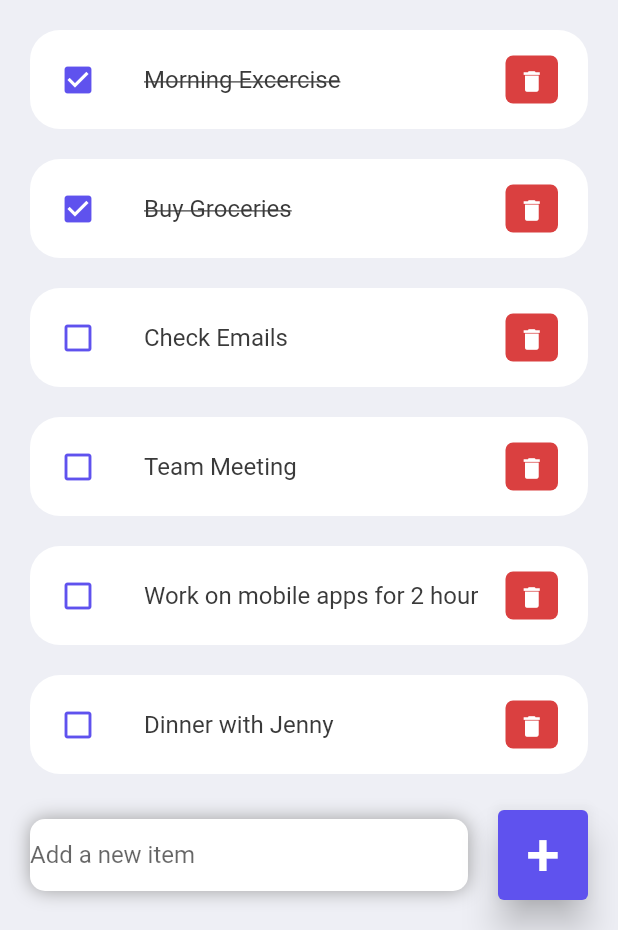
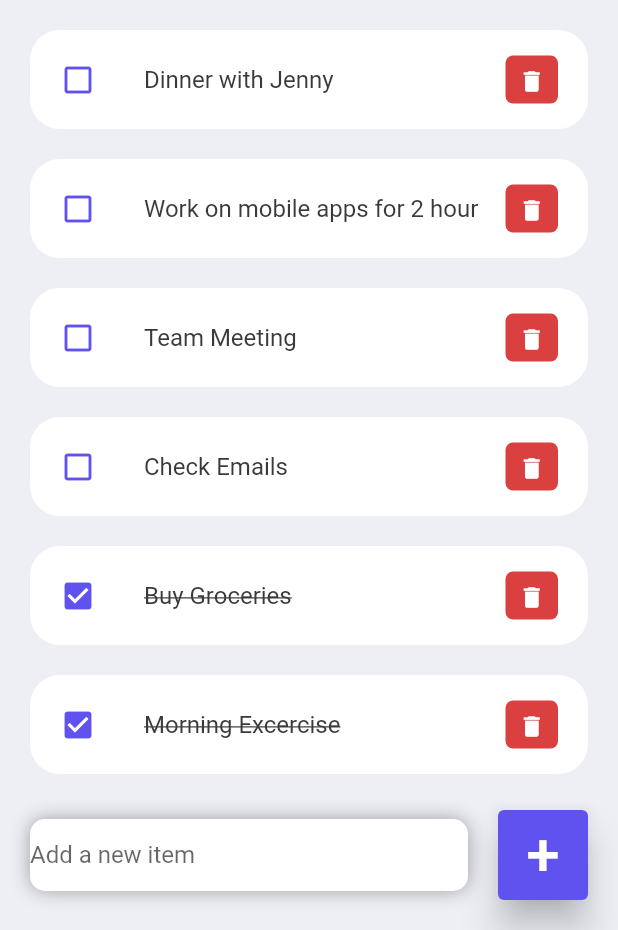
Before and after one commit to MalekGhazal/Flutter-TODO-App, a Flutter app: the screen it shows after launch, on a phone screen of 412 x 824 dp, the part 306-1236 px from its top. Run offline on Flutter 3.47's test engine with Material 2 defaults, Android fonts, the phone set to English and light mode, and no system bars.

```diff
--- a/todo_app/lib/pages/home.dart
+++ b/todo_app/lib/pages/home.dart
@@ -12,6 +12,14 @@ class Home extends StatefulWidget {
 
 class _HomeState extends State<Home> {
   final todosList = ToDo.todoList();
+  List<ToDo> _foundToDo = [];
+  final _todoController = TextEditingController();
+
+  @override
+  void initState() {
+    _foundToDo = todosList;
+    super.initState();
+  }
 
   @override
   Widget build(BuildContext context) {
@@ -24,7 +32,7 @@ class _HomeState extends State<Home> {
             padding: const EdgeInsets.symmetric(horizontal: 20, vertical: 15),
             child: Column(
               children: [
-                const searchBox(),
+                searchBox(),
                 Expanded(
                   child: ListView(
                     children: [
@@ -38,7 +46,7 @@ class _HomeState extends State<Home> {
                           ),
                         ),
                       ),
-                      for (ToDo todo in todosList)
+                      for (ToDo todo in _foundToDo.reversed)
                         ToDoItem(
                           todo: todo,
                           onToDoChanged: _handleToDoChange,
@@ -66,15 +74,18 @@ class _HomeState extends State<Home> {
                           spreadRadius: 0.0)
                     ],
                     borderRadius: BorderRadius.circular(10)),
-                child: const TextField(
-                  decoration: InputDecoration(
+                child: TextField(
+                  controller: _todoController,
+                  decoration: const InputDecoration(
                       hintText: 'Add a new item', border: InputBorder.none),
                 ),
               )),
               Container(
                 margin: const EdgeInsets.only(bottom: 20, right: 20),
                 child: ElevatedButton(
-                  onPressed: () {},
+                  onPressed: () {
+                    _addToDoItem(_todoController.text);
+                  },
                   style: ElevatedButton.styleFrom(
                       backgroundColor: tdBlue,
                       minimumSize: const Size(60, 60),
@@ -96,18 +107,18 @@ class _HomeState extends State<Home> {
     return AppBar(
       backgroundColor: tdBGColor,
       elevation: 0,
-      title: Row(
+      title: const Row(
         mainAxisAlignment: MainAxisAlignment.spaceBetween,
         children: [
-          const Icon(
+          Icon(
             Icons.menu,
             color: tdBlack,
             size: 30,
           ),
-          Container(
+          SizedBox(
             height: 40,
             width: 40,
-            child: const ClipRRect(
+            child: ClipRRect(
               child: Icon(
                 Icons.person,
                 color: tdBlack,
@@ -131,24 +142,44 @@ class _HomeState extends State<Home> {
       todosList.removeWhere((item) => item.id == id);
     });
   }
-}
 
-// ignore: camel_case_types
-class searchBox extends StatelessWidget {
-  const searchBox({
-    super.key,
-  });
+  void _addToDoItem(String todoText) {
+    setState(() {
+      todosList.add(ToDo(
+          id: DateTime.now().millisecondsSinceEpoch.toString(),
+          todoText: todoText));
+    });
+    _todoController.clear();
+  }
 
-  @override
-  Widget build(BuildContext context) {
+  void _runFilter(String enteredKeyword) {
+    List<ToDo> results = [];
+
+    if (enteredKeyword.isEmpty) {
+      results = todosList;
+    } else {
+      results = todosList
+          .where((item) => item.todoText!
+              .toLowerCase()
+              .contains(enteredKeyword.toLowerCase()))
+          .toList();
+    }
+
+    setState(() {
+      _foundToDo = results;
+    });
+  }
+
+  Widget searchBox() {
     return Container(
       padding: const EdgeInsets.symmetric(horizontal: 15),
       decoration: BoxDecoration(
         color: Colors.white,
         borderRadius: BorderRadius.circular(20),
       ),
-      child: const TextField(
-        decoration: InputDecoration(
+      child: TextField(
+        onChanged: (value) => _runFilter(value),
+        decoration: const InputDecoration(
             contentPadding: EdgeInsets.all(0),
             prefixIcon: Icon(
               Icons.search,
```
